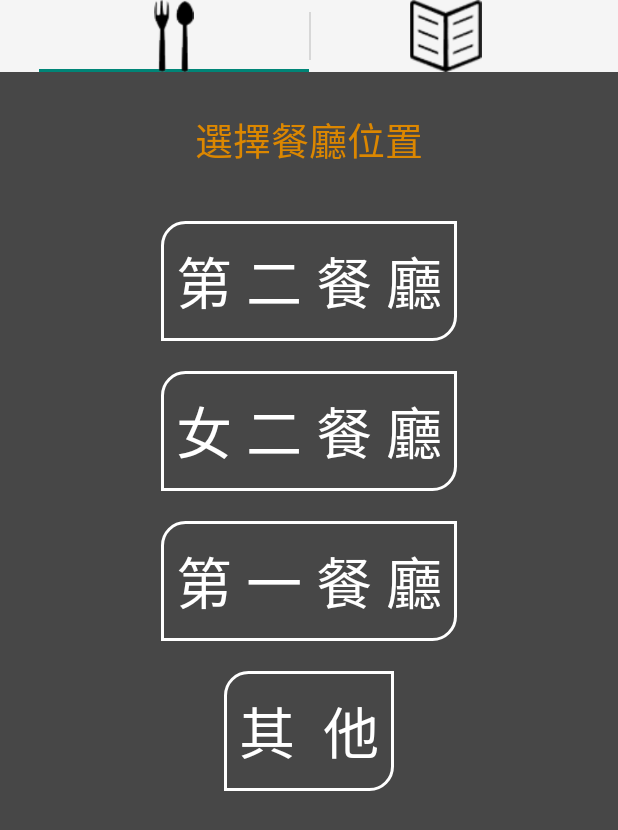
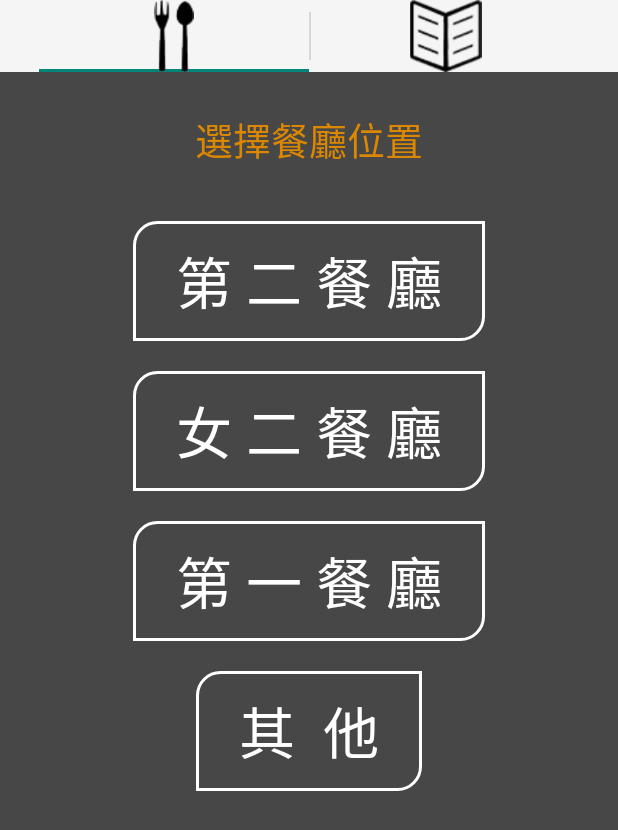
Before and after one commit to heronyang/plate-android, an Android app: the screen it shows after launch (MainActivity), on a phone screen of 412 x 824 dp. Shown: the top 830 px of the screen. Run offline under Robolectric (Android 15) with nearby library versions, the phone set to English and light mode, and no system bars; libraries missing offline, so code that uses them is left out: retrofit.client.

Commit message:
layout by designer implemented

```diff
--- a/Plate.tw/src/main/java/tw/plate/Constants.java
+++ b/Plate.tw/src/main/java/tw/plate/Constants.java
@@ -4,7 +4,7 @@ package tw.plate;
 final public class Constants {
 
     /* Names */
-    public static final String[] CANTEEN_LIST = new String[]{"第 二 餐 廳", "女 二 餐 廳", "第 一 餐 廳", "其  他"};
+    public static final String[] CANTEEN_LIST = new String[]{"  第 二 餐 廳  ", "  女 二 餐 廳  ", "  第 一 餐 廳  ", "  其  他  "};
     public static final String API_URI_PREFIX = "http://10.0.2.2:8000"; // Developing Mode
 
     /* Numbers */
--- a/Plate.tw/src/main/java/tw/plate/MenuActivity.java
+++ b/Plate.tw/src/main/java/tw/plate/MenuActivity.java
@@ -173,7 +173,6 @@ public class MenuActivity extends ListActivity {
                         ((TextView)parentView.getChildAt(0)).setTextColor(getResources().getColor(R.color.background_3));
                     }else{
                         ((TextView)parentView.getChildAt(0)).setTextColor(getResources().getColor(R.color.gray_unseen));
-
                     }
                 }
 
--- a/Plate.tw/src/main/java/tw/plate/ReceiptFragment.java
+++ b/Plate.tw/src/main/java/tw/plate/ReceiptFragment.java
@@ -81,6 +81,7 @@ public class ReceiptFragment extends Fragment {
         TextView tv = (TextView)getView().findViewById(R.id.tvReceipt);
         tv.setText("Login Succeeded!");
 
+
         PlateService.PlateTWOldAPI plateTW;
         plateTW = PlateService.getOldAPI(Constants.API_URI_PREFIX);
 
@@ -91,6 +92,12 @@ public class ReceiptFragment extends Fragment {
             @Override
             public void success(PlateService.OrderGetResponse orderGetResponse, Response response) {
                 TextView tv = (TextView)getView().findViewById(R.id.tvReceipt);
+                TextView tv_welcome = (TextView) getView().findViewById(R.id.tv_receipt_welcome);
+                TextView tv_number = (TextView) getView().findViewById(R.id.tv_slip_num);
+                TextView tv_rest = (TextView) getView().findViewById(R.id.tv_rec_restaurant);
+                tv_welcome.setText(getResources().getString(R.string.receipt_message));
+
+                TextView tv_time = (TextView) getView().findViewById(R.id.tv_order_time);
 
                 // if empty
                 Log.d(Constants.LOG_TAG, "Ok, success!");
@@ -105,13 +112,20 @@ public class ReceiptFragment extends Fragment {
                     String outputString = "";
                     List<PlateService.OrderItemV1> orderItems = orderGetResponse.order_items;
                     int nOrderItem = orderItems.size(), i;
+                    int totalPrice=0;
                     for ( i=0 ; i<nOrderItem ; i++ ) {
                         PlateService.Meal meal = orderItems.get(i).meal;
                         int amount = orderItems.get(i).amount;
-                        outputString += meal.meal_name + " * " + amount + "\n";
+                        int price = amount*orderItems.get(i).meal.meal_price;
+                        totalPrice+=price;
+                        outputString += meal.meal_name + " * " + amount +"個    " +price + "元\n";
                     }
-
-                    tv.setText(lo.restaurant.name + "\n" + outputString);
+                    outputString += "\n\n"+getString(R.string.total_amount)+" "+totalPrice+"元\n";
+                   // int slipNumber = lo.pos_slip_number;
+                    tv_time.setText(lo.ctime);
+                    tv_number.setText(""+lo.pos_slip_number);
+                    tv_rest.setText(lo.restaurant.name);
+                    tv.setText(outputString);
                 }
             }
 
--- a/Plate.tw/src/main/res/values/colors.xml
+++ b/Plate.tw/src/main/res/values/colors.xml
@@ -8,7 +8,7 @@
     <color name="black">#000000</color>
     <color name="white">#ffffff</color>
 
-    <color name="gray_unseen">#d7d7d7</color>
+    <color name="gray_unseen">#b6b6b6</color>
 
     <color name="background_1">#474747</color>
     <color name="background_2">#dcdcdc</color>
--- a/Plate.tw/src/main/res/values/dimens.xml
+++ b/Plate.tw/src/main/res/values/dimens.xml
@@ -37,5 +37,11 @@
     <dimen name="co_totalamount_size"> 25dp </dimen>
     <dimen name="co_padding"> 10dp </dimen>
 
+    <!-- receipt -->>
+    <dimen name="rec_line_padding"> 20dp </dimen>
+    <dimen name="rec_title_padding"> 20dp </dimen>
+    <dimen name="slip_num_size"> 40dp </dimen>
+    <dimen name="restname_text_size"> 25dp </dimen>
+    <dimen name="item_text_size"> 20dp </dimen>
 
 </resources>
--- a/Plate.tw/src/main/res/values/strings.xml
+++ b/Plate.tw/src/main/res/values/strings.xml
@@ -60,6 +60,9 @@
     <string name="total_amount">合 計: </string>
     <string name="co_message"> 訂 單 確 認 </string>
 
+    <!-- for receipt fragment-->
+    <string name="receipt_message"> 號 碼 牌 </string>
+    <string name="receipt_button_text"> 現在叫號 </string>
 
 
 </resources>
```
Also changed, not shown: Plate.tw/src/main/res/layout/receipt_frag.xml (+74 -6 lines).
